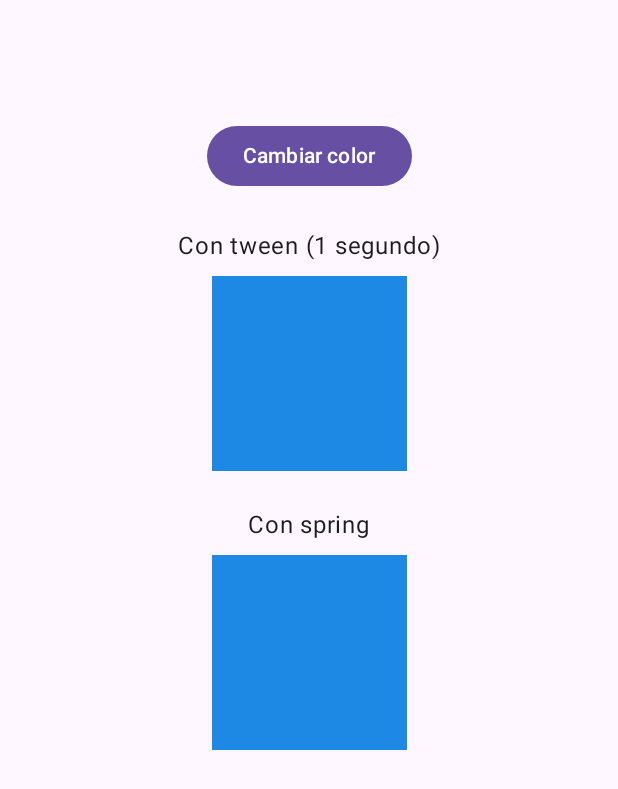
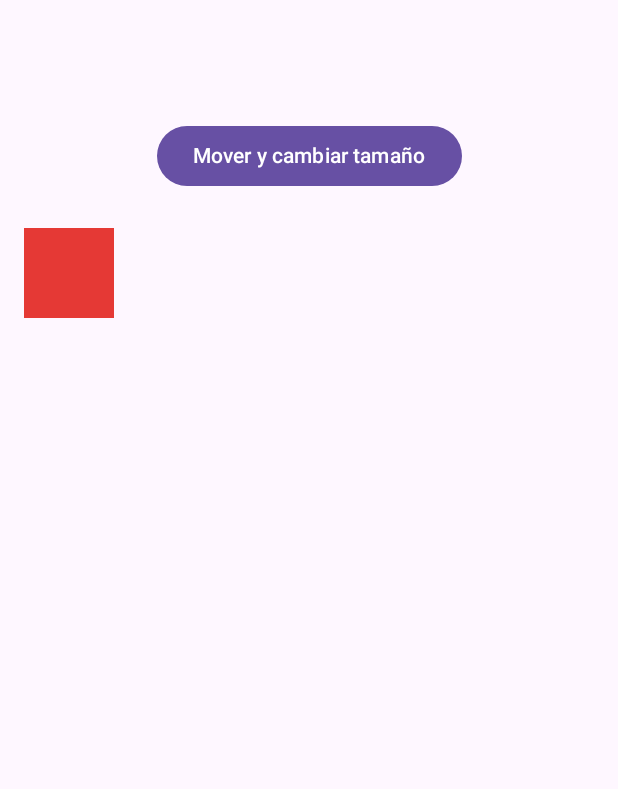
Before and after one commit to danielaapaza-stack/Lab13-Moviles, an Android app built with Jetpack Compose: the screen it shows after launch (MainActivity), on a phone screen of 412 x 824 dp. Shown: the top 789 px of the screen. Run offline under Robolectric (Android 15) with nearby library versions, the phone set to English and light mode, and no system bars.

Commit message:
feat: ejercicio 3 con animateDpAsState y offset

```diff
--- /dev/null
+++ b/app/src/main/java/com/example/lab13_animaciones/Ejercicio3.kt
@@ -0,0 +1,75 @@
+package com.example.lab13_animaciones
+
+import androidx.compose.animation.core.tween
+import androidx.compose.animation.core.animateDpAsState
+import androidx.compose.foundation.background
+import androidx.compose.foundation.layout.Box
+import androidx.compose.foundation.layout.Column
+import androidx.compose.foundation.layout.Spacer
+import androidx.compose.foundation.layout.fillMaxSize
+import androidx.compose.foundation.layout.fillMaxWidth
+import androidx.compose.foundation.layout.height
+import androidx.compose.foundation.layout.offset
+import androidx.compose.foundation.layout.padding
+import androidx.compose.foundation.layout.size
+import androidx.compose.material3.Button
+import androidx.compose.material3.Text
+import androidx.compose.runtime.Composable
+import androidx.compose.runtime.getValue
+import androidx.compose.runtime.mutableStateOf
+import androidx.compose.runtime.remember
+import androidx.compose.runtime.setValue
+import androidx.compose.ui.Alignment
+import androidx.compose.ui.Modifier
+import androidx.compose.ui.graphics.Color
+import androidx.compose.ui.unit.dp
+
+@Composable
+fun Ejercicio3() {
+    var expandido by remember { mutableStateOf(false) }
+
+    // Tamaño animado
+    val tamano by animateDpAsState(
+        targetValue = if (expandido) 130.dp else 60.dp,
+        animationSpec = tween(durationMillis = 800),
+        label = "tamano"
+    )
+
+    // Posición animada (offset en X e Y)
+    val posX by animateDpAsState(
+        targetValue = if (expandido) 180.dp else 0.dp,
+        animationSpec = tween(durationMillis = 800),
+        label = "posX"
+    )
+    val posY by animateDpAsState(
+        targetValue = if (expandido) 200.dp else 0.dp,
+        animationSpec = tween(durationMillis = 800),
+        label = "posY"
+    )
+
+    Column(
+        modifier = Modifier
+            .fillMaxSize()
+            .padding(top = 80.dp, start = 16.dp, end = 16.dp),
+        horizontalAlignment = Alignment.CenterHorizontally
+    ) {
+        Button(onClick = { expandido = !expandido }) {
+            Text("Mover y cambiar tamaño")
+        }
+
+        Spacer(modifier = Modifier.height(24.dp))
+
+        Box(
+            modifier = Modifier
+                .fillMaxWidth()
+                .height(400.dp)
+        ) {
+                         Box(
+                modifier = Modifier
+                    .offset(x = posX, y = posY)
+                    .size(tamano)
+                    .background(Color(0xFFE53935))
+            )
+        }
+    }
+}
--- a/app/src/main/java/com/example/lab13_animaciones/MainActivity.kt
+++ b/app/src/main/java/com/example/lab13_animaciones/MainActivity.kt
@@ -14,7 +14,7 @@ class MainActivity : ComponentActivity() {
         setContent {
             MaterialTheme {
                 Surface(modifier = Modifier.fillMaxSize()) {
-                    Ejercicio2()
+                    Ejercicio3()
                 }
             }
         }
```
